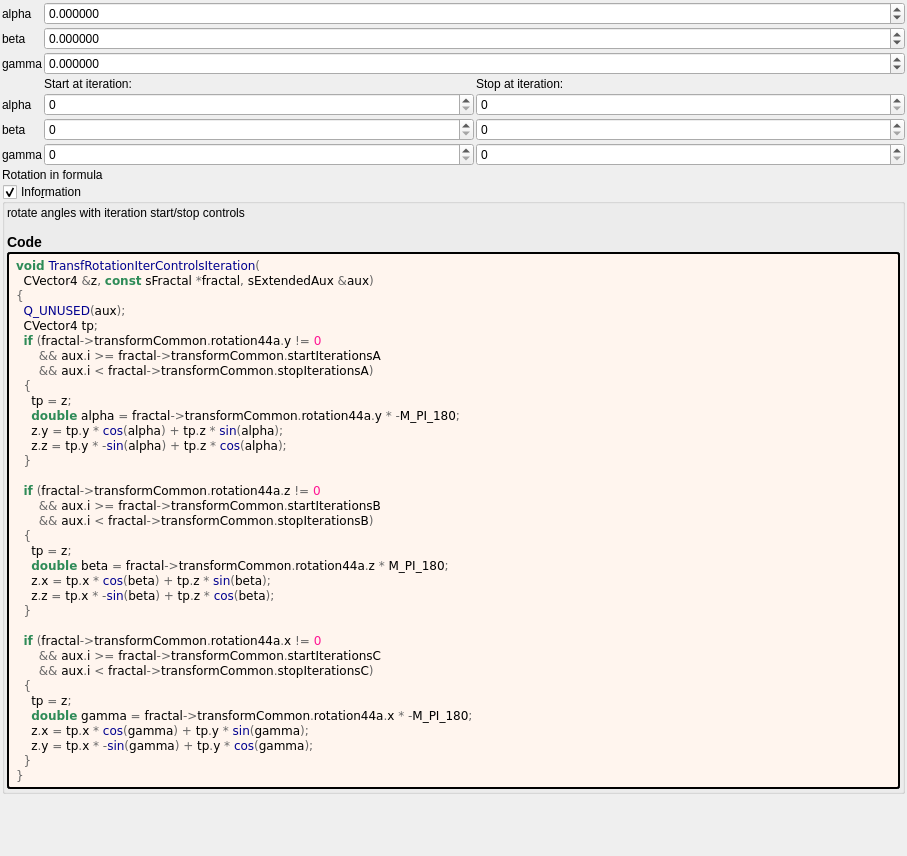
Above: mandelbulber2/formula/ui/transf_rotation_iter_controls.ui from buddhi1980/mandelbulber2 before the change. Below: the same form after it.
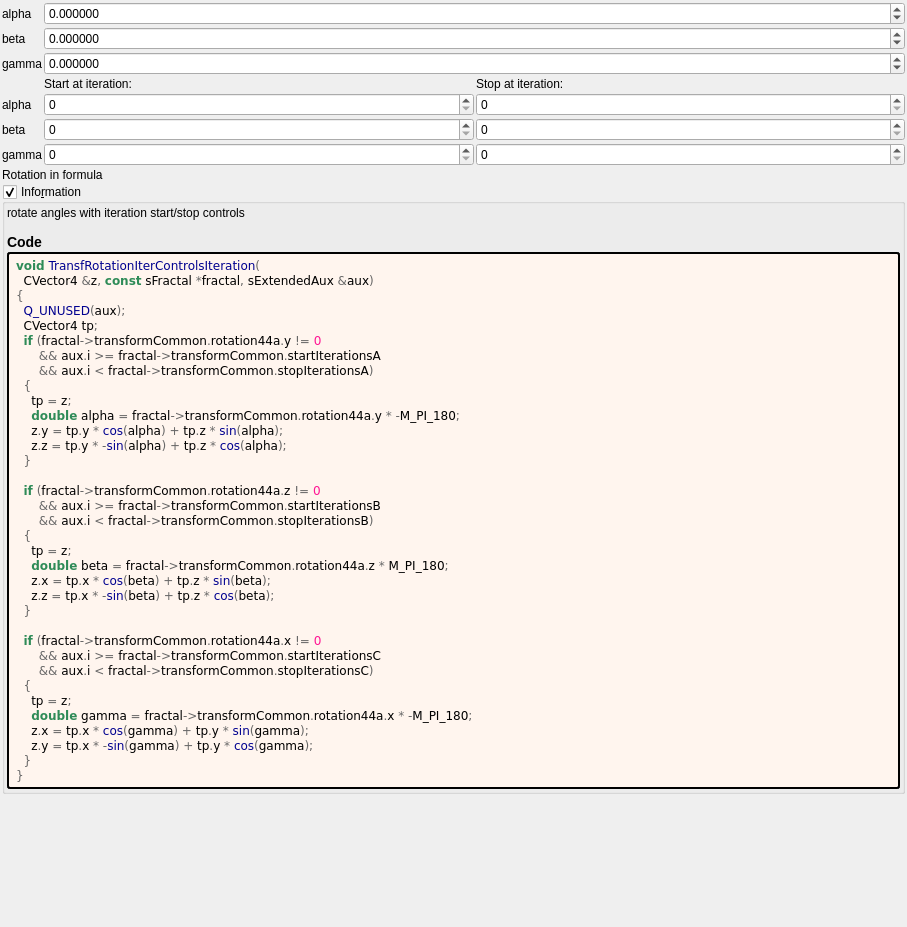
That is the form after the change. Custom widgets are drawn as their Qt base class.

Patch:
```diff
--- a/mandelbulber2/formula/ui/transf_rotation_iter_controls.ui
+++ b/mandelbulber2/formula/ui/transf_rotation_iter_controls.ui
@@ -7,7 +7,7 @@
     <x>0</x>
     <y>0</y>
     <width>907</width>
-    <height>856</height>
+    <height>927</height>
    </rect>
   </property>
   <property name="windowTitle">
```
Left out of the diff: 10 changed lines with no effect on the pictures.
